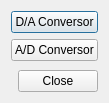
dkyabuki/ICT, file dialogc.ui: the form before one commit.
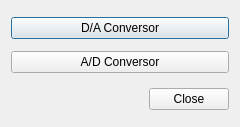
The form after the commit.

```diff
--- a/dialogc.ui
+++ b/dialogc.ui
@@ -16,6 +16,18 @@
     <verstretch>0</verstretch>
    </sizepolicy>
   </property>
+  <property name="minimumSize">
+   <size>
+    <width>240</width>
+    <height>127</height>
+   </size>
+  </property>
+  <property name="maximumSize">
+   <size>
+    <width>240</width>
+    <height>127</height>
+   </size>
+  </property>
   <property name="contextMenuPolicy">
    <enum>Qt::NoContextMenu</enum>
   </property>
@@ -30,7 +42,7 @@
   </property>
   <layout class="QVBoxLayout" name="verticalLayout">
    <property name="sizeConstraint">
-    <enum>QLayout::SetFixedSize</enum>
+    <enum>QLayout::SetDefaultConstraint</enum>
    </property>
    <item>
     <widget class="QPushButton" name="daButton">
```
